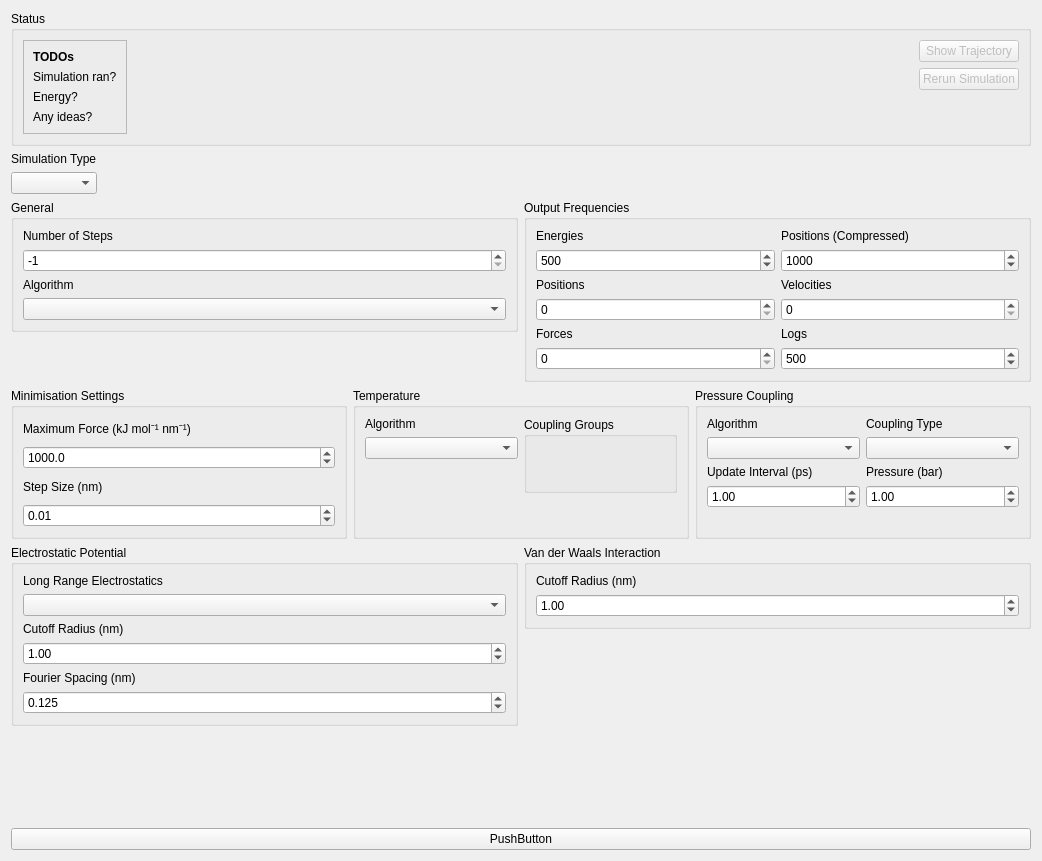
The window that ui/simulationsetupform.ui (breuerss/gromacs-ui) describes before a commit, drawn with Qt 5.
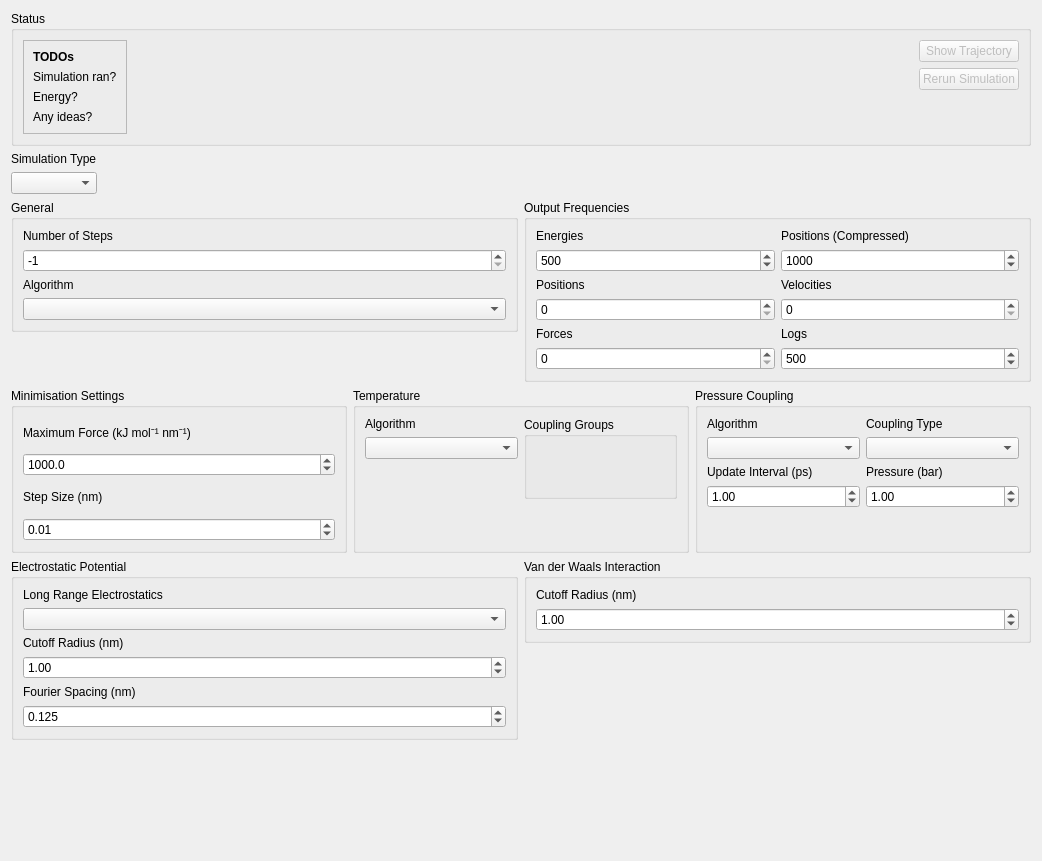
The same window after the commit. Icons and pictures are not drawn.

Commit message: feature: make settings scrollable, remove debug button

Patch:
```diff
--- a/ui/simulationsetupform.ui
+++ b/ui/simulationsetupform.ui
@@ -708,13 +708,6 @@
      </property>
     </spacer>
    </item>
-   <item>
-    <widget class="QPushButton" name="createConfig">
-     <property name="text">
-      <string>PushButton</string>
-     </property>
-    </widget>
-   </item>
   </layout>
  </widget>
  <resources/>
```
The commit also changes 2 other files.
